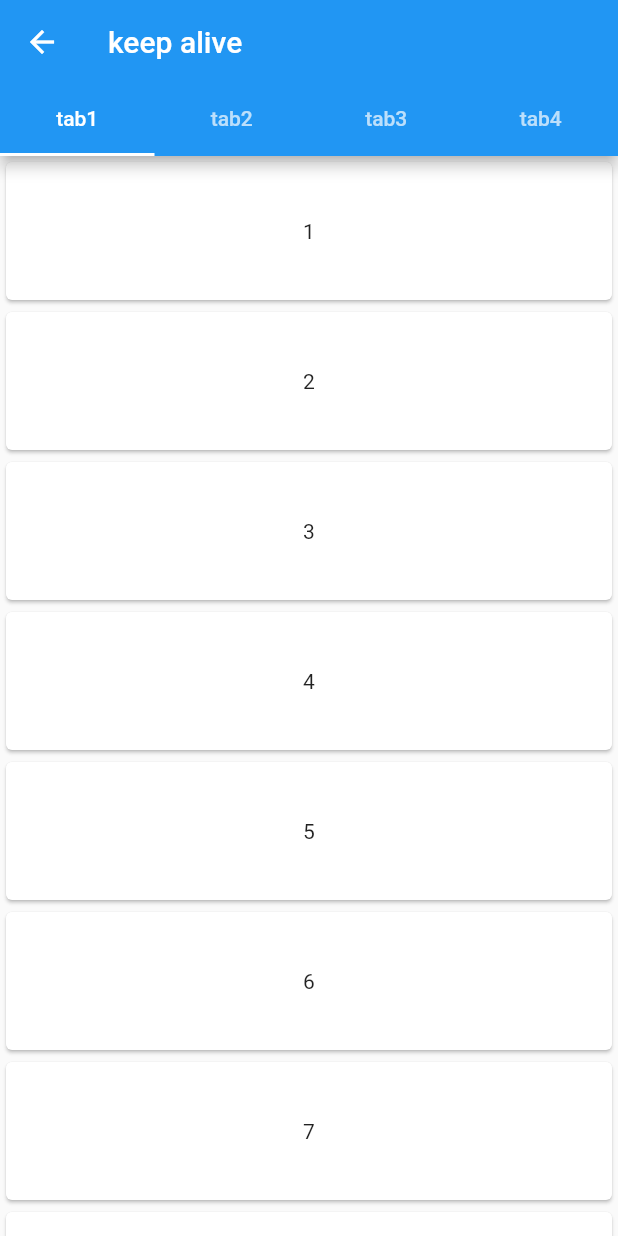
After one commit to lmjssjj/flutter_study, a Flutter app: the TabViewKeepAliveWidget screen opened by its route, on a phone screen of 412 x 824 dp. The commit adds this screen. Run offline on Flutter 3.47's test engine with Material 2 defaults, Android fonts, the phone set to English and light mode, and no system bars; drawn by our look-alikes of pull_to_refresh; our stand-ins replace cached_network_image, dio, webview_flutter.

Commit message:
add tabview  keepalive

```diff
--- a/lib/main.dart
+++ b/lib/main.dart
@@ -5,6 +5,7 @@ import 'package:flutterappstudy/pages/futurebuild_page.dart';
 import 'package:flutterappstudy/pages/listview_page.dart';
 import 'package:flutterappstudy/pages/navigation_page.dart';
 import 'package:flutterappstudy/pages/tab_page.dart';
+import 'package:flutterappstudy/pages/tabview_keepalive.dart';
 import 'package:flutterappstudy/pages/textfield_page.dart';
 
 void main() {
@@ -30,6 +31,7 @@ class MyApp extends StatelessWidget {
         "/customsrcollview": (_) => CustomScrollViewWidget(),
         "/futurebuilder": (_) => FutureBuilderWidget(),
         "/listview": (_) => ListViewWiget(),
+        "/tabview_keepalive": (_) => TabViewKeepAliveWidget(),
       },
     );
   }
--- a/lib/pages/navigation_page.dart
+++ b/lib/pages/navigation_page.dart
@@ -11,6 +11,7 @@ class NavigationWidget extends StatelessWidget {
     listData.add(ListItem("customsrcollview使用", "/customsrcollview", Icons.tab));
     listData.add(ListItem("futurebuilder使用", "/futurebuilder", Icons.tab));
     listData.add(ListItem("listview使用", "/listview", Icons.tab));
+    listData.add(ListItem("tabview keepalive使用", "/tabview_keepalive", Icons.tab));
   }
 
   @override
--- a/lib/pages/tab_page.dart
+++ b/lib/pages/tab_page.dart
@@ -24,6 +24,7 @@ class _TabWidgetState extends State<TabWidget>
   void initState() {
     // TODO: implement initState
     super.initState();
+    print("initstate");
     initData();
   }
 
--- /dev/null
+++ b/lib/pages/tab_view_page.dart
@@ -0,0 +1,88 @@
+import 'package:async/async.dart';
+import 'package:dio/dio.dart';
+import 'package:flutter/cupertino.dart';
+import 'package:flutter/material.dart';
+import 'package:flutterappstudy/utils/ApiContants.dart';
+import 'package:pull_to_refresh/pull_to_refresh.dart';
+
+class KeepAlivePage extends StatefulWidget {
+  @override
+  KeepAlivePageState createState() => KeepAlivePageState();
+}
+
+class KeepAlivePageState extends State<KeepAlivePage>
+    with AutomaticKeepAliveClientMixin {
+  AsyncMemoizer _memoizer = AsyncMemoizer();
+  RefreshController _refreshController = RefreshController();
+  List<String> items = ["1", "2", "3", "4", "5", "6", "7", "8"];
+
+  _getData() {
+    return _memoizer.runOnce(() async {
+      return await Dio().get(ApiContants.news_url);
+    });
+  }
+
+  void _onRefresh() async {
+    // monitor network fetch
+    await Future.delayed(Duration(milliseconds: 1000));
+    // if failed,use refreshFailed()
+    _refreshController.refreshCompleted();
+  }
+
+  void _onLoading() async {
+    // monitor network fetch
+    await Future.delayed(Duration(milliseconds: 1000));
+    // if failed,use loadFailed(),if no data return,use LoadNodata()
+    if (items.length >= 15) {
+      _refreshController.footerMode.value = LoadStatus.noMore;
+    } else {
+      items.add((items.length + 1).toString());
+//    _refreshController.footerMode.value = LoadStatus.noMore;
+      if (mounted) setState(() {});
+      _refreshController.loadComplete();
+    }
+  }
+
+  @override
+  bool get wantKeepAlive => true;
+
+  @override
+  Widget build(BuildContext context) {
+    super.build(context);
+    return Scaffold(
+      body: SmartRefresher(
+        enablePullDown: true,
+        enablePullUp: true,
+        header: WaterDropMaterialHeader(),
+        footer: CustomFooter(
+          builder: (BuildContext context, LoadStatus mode) {
+            Widget body;
+            if (mode == LoadStatus.idle) {
+              body = Text("上拉加载");
+            } else if (mode == LoadStatus.loading) {
+              body = CupertinoActivityIndicator();
+            } else if (mode == LoadStatus.failed) {
+              body = Text("加载失败！点击重试！");
+            } else if (mode == LoadStatus.canLoading) {
+              body = Text("松手,加载更多!");
+            } else {
+              body = Text("没有更多数据了!");
+            }
+            return Container(
+              height: 55.0,
+              child: Center(child: body),
+            );
+          },
+        ),
+        controller: _refreshController,
+        onRefresh: _onRefresh,
+        onLoading: _onLoading,
+        child: ListView.builder(
+          itemBuilder: (c, i) => Card(child: Center(child: Text(items[i]))),
+          itemExtent: 100.0,
+          itemCount: items.length,
+        ),
+      ),
+    );
+  }
+}
--- /dev/null
+++ b/lib/pages/tabview_keepalive.dart
@@ -0,0 +1,45 @@
+import 'package:flutter/material.dart';
+import 'package:flutterappstudy/pages/tab_view_page.dart';
+
+class TabViewKeepAliveWidget extends StatefulWidget {
+  @override
+  TabViewKeepAliveState createState() => TabViewKeepAliveState();
+}
+
+class TabViewKeepAliveState extends State<TabViewKeepAliveWidget>
+    with SingleTickerProviderStateMixin {
+  TabController _controller;
+  List _tabName = ["tab1", "tab2", "tab3", "tab4"];
+  List<Widget> _tabs;
+
+  initData() {
+    _controller = TabController(length: _tabName.length, vsync: this);
+    _tabs = _tabName
+        .map((e) => Tab(
+              text: e,
+            ))
+        .toList();
+  }
+
+  @override
+  void initState() {
+    initData();
+  }
+
+  @override
+  Widget build(BuildContext context) {
+    return Scaffold(
+      appBar: AppBar(
+        title: Text("keep alive"),
+        bottom: TabBar(
+          tabs: _tabs,
+          controller: _controller,
+        ),
+      ),
+      body: TabBarView(
+        controller: _controller,
+        children: _tabName.map((e) => KeepAlivePage()).toList(),
+      ),
+    );
+  }
+}
--- a/lib/pages/webview_page.dart
+++ b/lib/pages/webview_page.dart
@@ -23,6 +23,7 @@ class WebViewState extends State<WebViewWidget> {
       ),
       body: WebView(
         initialUrl: widget.url,
+        javascriptMode: JavascriptMode.unrestricted,
       ),
     );
   }
--- a/pubspec.yaml
+++ b/pubspec.yaml
@@ -33,6 +33,7 @@ dependencies:
   json_serializable: ^0.5.8
   cached_network_image: ^2.2.0+1 #图片 缓存
   webview_flutter: ^0.3.22+1
+  pull_to_refresh: ^1.5.7
 
 
 dev_dependencies:
```
Also changed, not shown: pubspec.lock.
